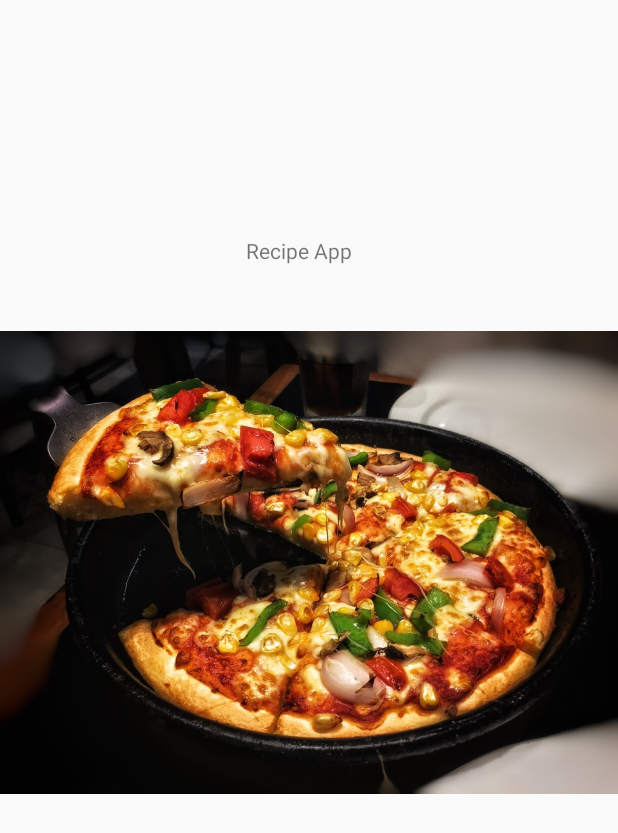
After one commit to mohamedelbadri/CPS731-Assignment5, an Android app: the Splash screen opened directly, with no data from a screen before it, on a phone screen of 412 x 824 dp. The commit adds this screen. Shown: the top 833 px of the screen. Run offline under Robolectric (Android 15) with nearby library versions, the phone set to English and light mode, and no system bars.

Commit message:
created the recipe pages

```diff
--- a/app/build.gradle
+++ b/app/build.gradle
@@ -28,6 +28,7 @@ dependencies {
     implementation 'androidx.legacy:legacy-support-v4:1.0.0'
     implementation 'androidx.recyclerview:recyclerview:1.1.0'
     implementation 'com.google.android.material:material:1.2.0'
+    implementation 'androidx.constraintlayout:constraintlayout:2.0.1'
     testImplementation 'junit:junit:4.12'
     androidTestImplementation 'androidx.test.ext:junit:1.1.2'
     androidTestImplementation 'androidx.test.espresso:espresso-core:3.3.0'
--- a/app/src/main/java/com/example/assignment5/ItemListActivity.java
+++ b/app/src/main/java/com/example/assignment5/ItemListActivity.java
@@ -119,7 +119,7 @@ public class ItemListActivity extends AppCompatActivity {
         public void onBindViewHolder(final ViewHolder holder, int position) {
             holder.mIdView.setText(mValues.get(position).id);
             holder.mContentView.setText(mValues.get(position).content);
-
+//            holder.mDesc.setText(mValues.get(position).desc);
             holder.itemView.setTag(mValues.get(position));
             holder.itemView.setOnClickListener(mOnClickListener);
         }
@@ -132,11 +132,14 @@ public class ItemListActivity extends AppCompatActivity {
         class ViewHolder extends RecyclerView.ViewHolder {
             final TextView mIdView;
             final TextView mContentView;
+//            final TextView mDesc;
+
 
             ViewHolder(View view) {
                 super(view);
                 mIdView = (TextView) view.findViewById(R.id.id_text);
                 mContentView = (TextView) view.findViewById(R.id.content);
+//                mDesc = (TextView) view.findViewById(R.id.description);
             }
         }
     }
--- /dev/null
+++ b/app/src/main/java/com/example/assignment5/Splash.java
@@ -0,0 +1,48 @@
+package com.example.assignment5;
+
+import android.content.Intent;
+import android.media.MediaPlayer;
+import android.os.Handler;
+import android.app.Activity;
+import android.os.Bundle;
+
+public class Splash extends Activity {
+    private Handler mWaitHandler = new Handler();
+
+    @Override
+    protected void onCreate(Bundle savedInstanceState) {
+        super.onCreate(savedInstanceState);
+        setContentView(R.layout.activity_splash);
+        MediaPlayer mediaPlayer = MediaPlayer.create(this, R.raw.guitar5);
+        mediaPlayer.start();
+        mediaPlayer.stop();
+        mWaitHandler.postDelayed(new Runnable() {
+
+            @Override
+            public void run() {
+
+                //The following code will execute after the 5 seconds.
+
+                try {
+
+                    //Go to next page i.e, start the next activity.
+                    Intent intent = new Intent(getApplicationContext(), ItemListActivity.class);
+                    startActivity(intent);
+
+                    //Let's Finish Splash Activity since we don't want to show this when user press back button.
+                    finish();
+                } catch (Exception ignored) {
+                    ignored.printStackTrace();
+                }
+            }
+        }, 5000);  // Give a 5 seconds delay.
+    }
+
+    @Override
+    public void onDestroy() {
+        super.onDestroy();
+
+        //Remove all the callbacks otherwise navigation will execute even after activity is killed or closed.
+        mWaitHandler.removeCallbacksAndMessages(null);
+    }
+}
--- /dev/null
+++ b/app/src/main/res/layout/activity_splash.xml
@@ -0,0 +1,26 @@
+<?xml version="1.0" encoding="utf-8"?>
+<RelativeLayout xmlns:android="http://schemas.android.com/apk/res/android"
+    xmlns:app="http://schemas.android.com/apk/res-auto"
+    android:orientation="vertical" android:layout_width="match_parent"
+    android:layout_height="match_parent">
+
+
+    <TextView
+        android:id="@+id/textView"
+        android:layout_width="wrap_content"
+        android:layout_height="wrap_content"
+        android:layout_alignParentStart="true"
+        android:layout_alignParentTop="true"
+        android:layout_centerHorizontal="true"
+        android:layout_marginStart="164dp"
+        android:layout_marginTop="157dp"
+        android:text="Recipe App" />
+
+    <ImageView
+        android:id="@+id/imageView"
+        android:layout_width="wrap_content"
+        android:layout_height="wrap_content"
+        android:src="@drawable/pizza" />
+
+
+</RelativeLayout>
```
Also changed, not shown: app/src/main/AndroidManifest.xml (+7 -0 lines), app/src/main/java/com/example/assignment5/dummy/DummyContent.java (+104 -7 lines), app/src/main/res/drawable/pizza.jpg (added), 3 other files.
